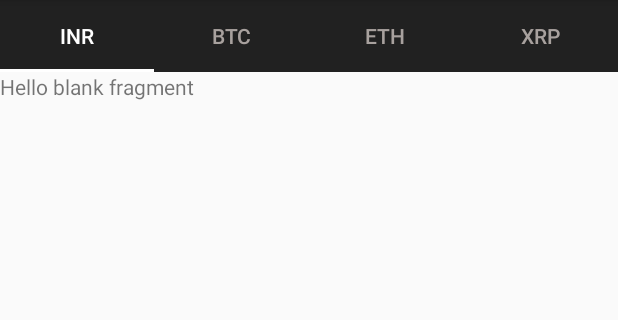
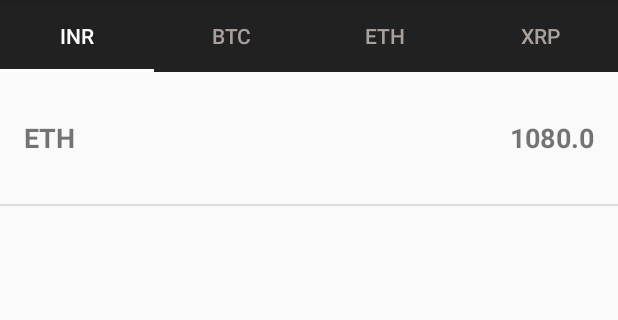
Before and after one commit to jilsonjoseph/CryptoApp, an Android app: the screen it shows after launch (MainActivity), on a phone screen of 412 x 824 dp, the part 84-404 px from its top. Run offline under Robolectric (Android 15) with nearby library versions, the phone set to English and light mode, and no system bars.

```diff
--- /dev/null
+++ b/app/src/main/java/com/example/jilson/cryptoapp/TickerEntryAdapter.java
@@ -0,0 +1,43 @@
+package com.example.jilson.cryptoapp;
+
+import android.content.Context;
+import android.support.annotation.NonNull;
+import android.support.annotation.Nullable;
+import android.view.LayoutInflater;
+import android.view.View;
+import android.view.ViewGroup;
+import android.widget.ArrayAdapter;
+import android.widget.TextView;
+
+import java.util.ArrayList;
+import java.util.List;
+
+final class TickerEntryAdapter extends ArrayAdapter<TickerEntry> {
+
+    public TickerEntryAdapter(@NonNull Context context, @NonNull List<TickerEntry> objects) {
+        super(context, 0,objects);
+    }
+
+
+    @NonNull
+    @Override
+    public View getView(int position, @Nullable View convertView,  @NonNull ViewGroup parent) {
+
+        View listItemView = convertView;
+        if(listItemView == null){
+            listItemView = LayoutInflater.from(getContext()).inflate(R.layout.list_item, parent, false);
+        }
+
+        TickerEntry tickerEntry = getItem(position);
+
+        /*text view object created and ticker symbol set*/
+        TextView symbolTextView = listItemView.findViewById(R.id.symbol);
+        symbolTextView.setText(tickerEntry.getSymbol());
+
+        /*text view object created and ticker price set*/
+        TextView priceTextView = listItemView.findViewById(R.id.value);
+        priceTextView.setText(tickerEntry.getPrice().toString());
+
+        return listItemView;
+    }
+}
--- a/app/src/main/java/com/example/jilson/cryptoapp/inrFragment.java
+++ b/app/src/main/java/com/example/jilson/cryptoapp/inrFragment.java
@@ -7,7 +7,12 @@ import android.support.v4.app.Fragment;
 import android.view.LayoutInflater;
 import android.view.View;
 import android.view.ViewGroup;
+import android.widget.AdapterView;
+import android.widget.ListView;
 import android.widget.TextView;
+
+import java.util.ArrayList;
+import java.util.List;
 
 
 public class inrFragment extends Fragment {
@@ -16,9 +21,43 @@ public class inrFragment extends Fragment {
     @Override
     public View onCreateView(LayoutInflater inflater, ViewGroup container,
                              Bundle savedInstanceState) {
-        TextView textView = new TextView(getActivity());
-        textView.setText(R.string.hello_blank_fragment);
-        return textView;
+        /*initialising rootview*/
+        View rootView = inflater.inflate(R.layout.list,container,false);
+
+        /*initializing array list of objects*/
+        final List<TickerEntry> tickerEntries =new ArrayList<TickerEntry>();
+        TickerEntry t = new TickerEntry();
+        t.setSymbol("ETH");
+        t.setPrice(1080.0);
+        tickerEntries.add(t);
+
+        /*declare and initilize new adapter*/
+        TickerEntryAdapter adapter = new TickerEntryAdapter(getActivity(),tickerEntries);
+
+        /*list view is initiliased and adapter is set to listview*/
+        ListView listView = rootView.findViewById(R.id.list);
+        listView.setAdapter(adapter);
+
+        /*onitemclick listener is set to listview*/
+        listView.setOnItemClickListener(new AdapterView.OnItemClickListener() {
+            @Override
+            public void onItemClick(AdapterView<?> adapterView, View view, int i, long l) {
+
+                /*intent to start new activity and data is also bassed to the new activity*//*
+                //Intent intent = new Intent(getActivity(),DetailsActivity.class);
+                //Bundle bundle = new Bundle();
+                //Attraction attraction = attractions.get(i);
+                //bundle.putInt("image_id",attraction.getAttractionImageResourceId());
+                bundle.putString("text_id",attraction.getAttractionDescription());
+                bundle.putString("title_id",attraction.getAttractionPlaceName());
+                intent.putExtras(bundle);
+                startActivity(intent);*/
+
+            }
+        });
+
+
+        return rootView;
     }
 
 }
```
Also changed, not shown: app/src/main/java/com/example/jilson/cryptoapp/HttpRequest.java (added, +107 -0 lines), app/src/main/java/com/example/jilson/cryptoapp/Ticker.java (added, +215 -0 lines), app/src/main/java/com/example/jilson/cryptoapp/TickerEntryLoader.java (added, +22 -0 lines).
